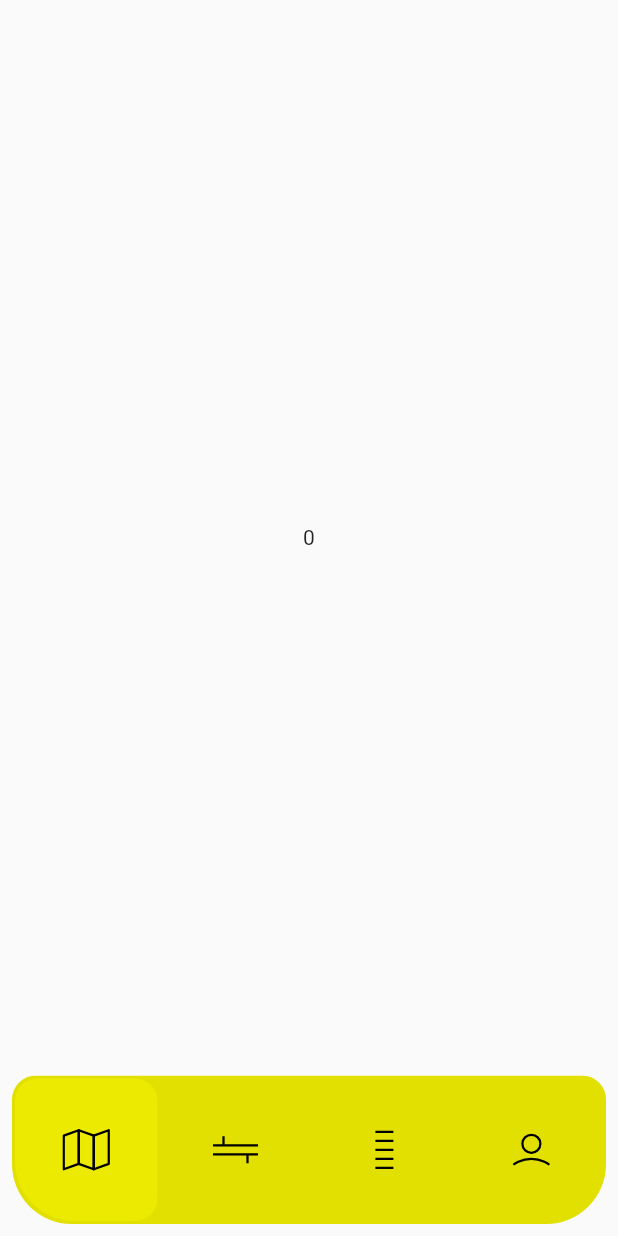
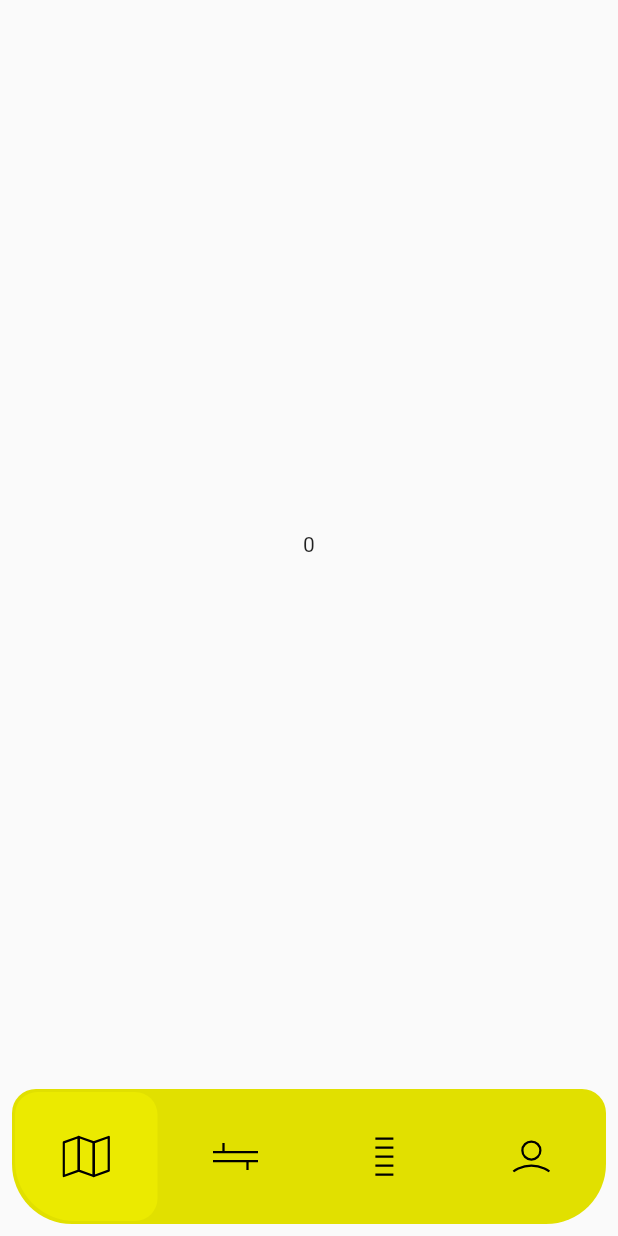
Before and after one commit to EgorShiryaev/IngryTechDemo, a Flutter app: the screen it shows after launch, on a phone screen of 412 x 824 dp. Run offline on Flutter 3.47's test engine with Material 2 defaults, Android fonts, the phone set to English and light mode, and no system bars; our stand-ins replace flutter_riverpod, flutter_svg, riverpod.

Commit message:
Добавлена высота для navigation bar

```diff
--- a/lib/presentation/widgets/rounded_navigation_bar/rounded_navigation_bar.dart
+++ b/lib/presentation/widgets/rounded_navigation_bar/rounded_navigation_bar.dart
@@ -16,11 +16,15 @@ class RoundedNavigationBar extends StatelessWidget {
         ),
         child: ColoredBox(
           color: const Color(0xFFE1E000),
-          child: Row(
-            children: [
-              for (var i = 0; i < NavigationBarIcon.values.length; i++)
-                RoundedNavigationBarItem(index: i),
-            ],
+          child: SizedBox(
+            height: 90,
+            child: Row(
+              crossAxisAlignment: CrossAxisAlignment.stretch,
+              children: [
+                for (var i = 0; i < NavigationBarIcon.values.length; i++)
+                  RoundedNavigationBarItem(index: i),
+              ],
+            ),
           ),
         ),
       ),
--- a/lib/presentation/widgets/rounded_navigation_bar/rounded_navigation_bar_item.dart
+++ b/lib/presentation/widgets/rounded_navigation_bar/rounded_navigation_bar_item.dart
@@ -20,8 +20,6 @@ class RoundedNavigationBarItem extends ConsumerWidget {
     final provider = ref.read(navigationBarNotifierProvider.notifier);
     final currentIcon = NavigationBarIcon.values[index];
     return Expanded(
-      child: AspectRatio(
-        aspectRatio: 1,
       child: InkWell(
         onTap: () => provider.changeIndex(index),
         child: Padding(
@@ -34,8 +32,7 @@ class RoundedNavigationBarItem extends ConsumerWidget {
                 bottomLeft: Radius.circular(currentIcon.isFirst ? 40 : 15),
                 bottomRight: Radius.circular(currentIcon.isLast ? 40 : 15),
               ),
-                color:
-                    isSelected ? const Color(0xFFEBEA00) : Colors.transparent,
+              color: isSelected ? const Color(0xFFEBEA00) : Colors.transparent,
             ),
             child: SvgPicture.asset(
               currentIcon.fullPath,
@@ -46,7 +43,6 @@ class RoundedNavigationBarItem extends ConsumerWidget {
           ),
         ),
       ),
-      ),
     );
   }
 }
```
Lines whose indentation alone changed are shown as unchanged.
